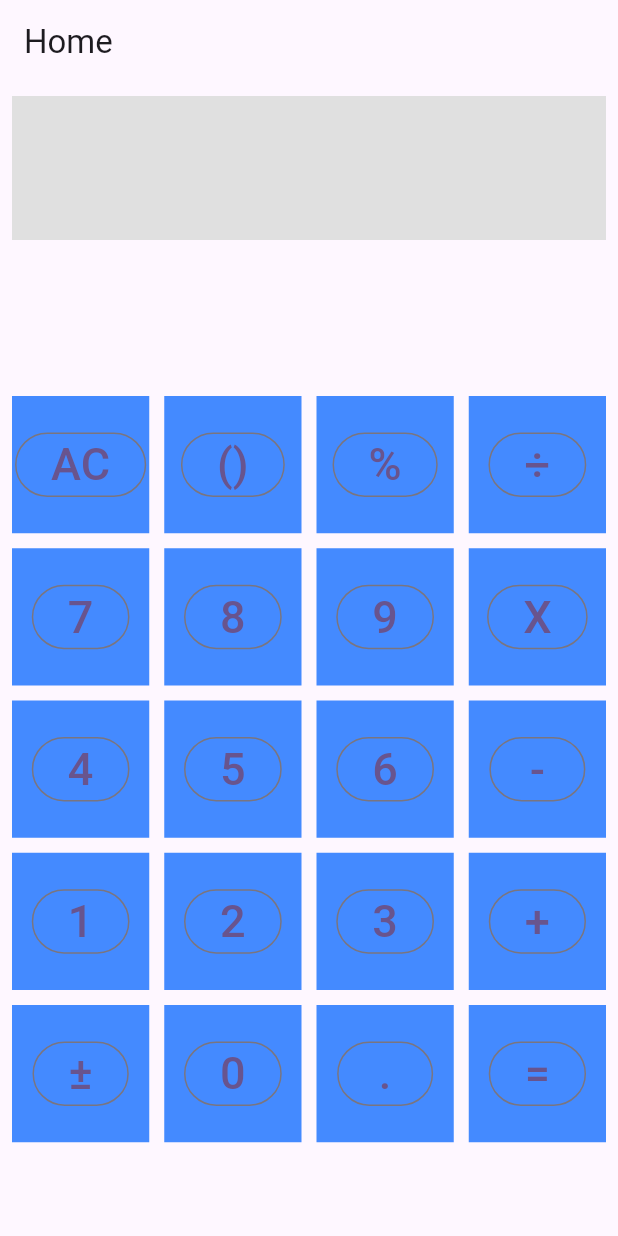
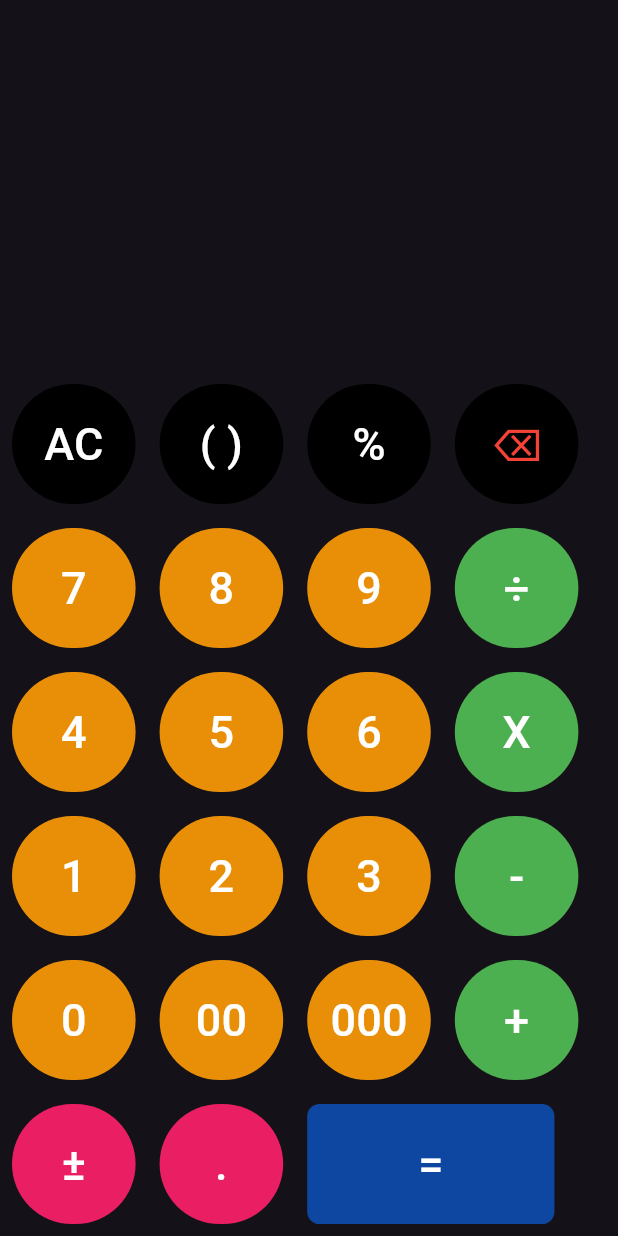
Before and after one commit to karyeija/UgCalc, a Flutter app: the screen it shows after launch, on a phone screen of 412 x 824 dp. Run offline on Flutter 3.47's test engine with Material 3 defaults, Android fonts, the phone set to English and light mode, and no system bars.

Commit message:
buttons ui polishin

```diff
--- a/lib/main.dart
+++ b/lib/main.dart
@@ -14,10 +14,8 @@ class UgaKode extends StatelessWidget {
     return MaterialApp(
       debugShowCheckedModeBanner: false,
       title: 'Flutter App',
-      theme: ThemeData(
-        colorScheme: ColorScheme.fromSeed(seedColor: Colors.deepPurple),
-      ),
-      home: const HomePage(title: 'Home'),
+      theme: ThemeData.dark(),
+      home: HomePage(/*title: 'Home'*/),
     );
   }
 }
--- a/lib/screens/home.dart
+++ b/lib/screens/home.dart
@@ -1,10 +1,10 @@
 import 'package:flutter/material.dart';
+import 'package:ugcalc/screens/utils/functionality.dart';
 import 'package:ugcalc/widgets/buttons.dart';
-import 'package:ugcalc/widgets/custom_gridview.dart';
 
 class HomePage extends StatefulWidget {
-  const HomePage({super.key, required this.title});
-  final String title;
+  const HomePage({super.key /* required this.title */});
+  // final String title;
 
   @override
   State<HomePage> createState() => _HomePageState();
@@ -13,80 +13,71 @@ class HomePage extends StatefulWidget {
 class _HomePageState extends State<HomePage> {
   @override
   Widget build(BuildContext context) {
+    final screenWidth = MediaQuery.of(context).size.width;
     return Scaffold(
-      appBar: AppBar(title: Text(widget.title)),
+      // appBar: AppBar(title: Text(widget.title)),
       body: SafeArea(
         child: Column(
-          mainAxisAlignment: MainAxisAlignment.start,
+          mainAxisAlignment: MainAxisAlignment.end,
+          crossAxisAlignment: CrossAxisAlignment.end,
+
           children: [
-            SizedBox(
-              height: 200,
-              child: Padding(
-                padding: const EdgeInsets.fromLTRB(8, 8, 8, 0),
-                child: Column(
-                  children: [
-                    TextField(
-                      // maxLines: 5,
-                      // controller: calController,
-                      keyboardType: TextInputType.none,
-                      decoration: InputDecoration(
-                        border: InputBorder.none,
-                        filled: true,
-                        fillColor: Colors.grey[300], // light gray background
-                      ),
-                    ),
-                    TextField(
-                      maxLines: 1,
-                      keyboardType: TextInputType.none,
-                      decoration: InputDecoration(
-                        border: InputBorder.none,
-                        filled: true,
-                        fillColor: Colors.grey[300], // light gray background
-                      ),
-                    ),
-                  ],
-                ),
+            SingleChildScrollView(
+              scrollDirection: Axis.horizontal,
+              reverse: true,
+              child: Text(
+                Functionality.input,
+                style: TextStyle(fontSize: 40, fontWeight: FontWeight.bold),
               ),
             ),
-
-            Expanded(
-              child: Padding(
-                padding: const EdgeInsets.all(8.0),
-                child: GridView.builder(
-                  gridDelegate:
-                      SliverGridDelegateWithFixedCrossAxisCountAndCentralizedLastElement(
-                        itemCount: Buttons.allButtons.length,
-                        crossAxisCount: 4,
-                        mainAxisSpacing: 10,
-                        crossAxisSpacing: 10,
-                        childAspectRatio: 1.0,
-                      ),
-                  itemCount: Buttons.allButtons.length,
-                  itemBuilder: (context, index) {
-                    return Container(
-                      color: Colors.blueAccent,
-                      child: Center(
-                        child: OutlinedButton(
-                          onPressed: () {},
-                          child: Text(
-                            Buttons.allButtons[index],
-                            style: TextStyle(fontSize: 30),
+            SizedBox(height: 20),
+            Wrap(
+              children: Buttons.allButtons
+                  .map(
+                    (e) => Padding(
+                      padding: const EdgeInsets.all(8.0),
+                      child: TextButton(
+                        style: TextButton.styleFrom(
+                          shape: RoundedRectangleBorder(
+                            borderRadius: BorderRadius.circular(
+                              Buttons.evalButton.contains(e)
+                                  ? screenWidth * 0.02
+                                  : screenWidth * 0.1,
+                            ),
+                          ),
+                          fixedSize: Buttons.evalButton.contains(e)
+                              ? Size(screenWidth * 0.4, 80)
+                              : Size(screenWidth * 0.2, 80),
+                          backgroundColor: Buttons.topRowButtons.contains(e)
+                              ? Colors.black
+                              : Buttons.digitButtons.contains(e)
+                              ? const Color.fromARGB(255, 233, 143, 7)
+                              : Buttons.evalButton.contains(e)
+                              ? Colors.blue[900]
+                              : Buttons.bottomRowButtons.contains(e)
+                              ? Colors.pink
+                              : Colors.green,
+                        ),
+                        onPressed: () {
+                          Functionality.appendInput(e, setState);
+                        },
+                        child: Text(
+                          e,
+                          style: TextStyle(
+                            fontSize: 30,
+                            color: Buttons.delButton.contains(e)
+                                ? Colors.red
+                                : Colors.white,
                           ),
                         ),
                       ),
-                    );
-                  },
-                ),
-              ),
+                    ),
+                  )
+                  .toList(),
             ),
           ],
         ),
       ),
-      // floatingActionButton: customButton(
-      //   onpress: _anyFunc,
-      //   icon: Icons.abc,
-      //   // onpress:
-      // ),
     );
   }
 }
--- /dev/null
+++ b/lib/screens/utils/functionality.dart
@@ -0,0 +1,20 @@
+import 'package:ugcalc/widgets/buttons.dart';
+
+class Functionality {
+  static String input = "";
+  static void appendInput(String s, Function setState) {
+    setState(() {
+      switch (s) {
+        case String digit when Buttons.digitButtons.contains(s):
+          input += digit;
+          break;
+        case String _ when Buttons.clearAllButton.contains(s):
+          input = "";
+          break;
+        case String _ when Buttons.delButton.contains(s):
+          input = input.substring(0, input.length - 1);
+          break;
+      }
+    });
+  }
+}
--- a/lib/widgets/buttons.dart
+++ b/lib/widgets/buttons.dart
@@ -1,26 +1,52 @@
 class Buttons {
   static const List<String> allButtons = [
     "AC",
-    '()',
+    '( )',
     '%',
-    '÷',
+
+    "⌫",
     '7',
     '8',
     '9',
-    'X',
+    '÷',
+
     '4',
     '5',
     '6',
-    '-',
+    'X',
 
     '1',
     '2',
     '3',
+    '-',
+
+    '0',
+    '00',
+    '000',
     '+',
     '±',
-    '0',
+
     '.',
     '=',
   ];
-  static const List<String> opbuttons = ['÷', 'X', '-', '+', '='];
+  static const List<String> topRowButtons = ["AC", "( )", "⌫", "%"];
+  static const List<String> operatorButtons = ['+', '-', 'x', '÷'];
+  static const List<String> evalButton = ['='];
+  static const List<String> delButton = ['⌫'];
+  static const List<String> clearAllButton = ['AC'];
+  static const List<String> bottomRowButtons = ['±', '.'];
+  static const List<String> digitButtons = [
+    '1',
+    '2',
+    '3',
+    '4',
+    '5',
+    '6',
+    '7',
+    '8',
+    '9',
+    '0',
+    '00',
+    '000',
+  ];
 }
```
